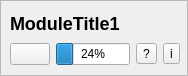
The window that src/Interface/Application/Module.ui (SCIInstitute/SCIRun) describes before a commit, drawn with Qt 5.
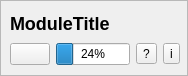
The same window after the commit. Icons and pictures are not drawn.

Commit message: Add ModuleProxyWidget to allow moving.  Group selection highlighting handled through signal/slot.

```diff
--- a/src/Interface/Application/Module.ui
+++ b/src/Interface/Application/Module.ui
@@ -19,6 +19,9 @@
   <property name="windowTitle">
    <string>Frame</string>
   </property>
+  <property name="autoFillBackground">
+   <bool>false</bool>
+  </property>
   <property name="frameShape">
    <enum>QFrame::StyledPanel</enum>
   </property>
@@ -28,6 +31,9 @@
   <property name="lineWidth">
    <number>5</number>
   </property>
+  <property name="midLineWidth">
+   <number>0</number>
+  </property>
   <widget class="QWidget" name="layoutWidget">
    <property name="geometry">
     <rect>
@@ -44,7 +50,7 @@
        <number>-4</number>
       </property>
       <property name="text">
-       <string>&lt;b&gt;&lt;h2&gt;ModuleTitle1&lt;/h2&gt;&lt;/b&gt;</string>
+       <string>&lt;b&gt;&lt;h2&gt;ModuleTitle&lt;/h2&gt;&lt;/b&gt;</string>
       </property>
      </widget>
     </item>
```
Left out of the diff: 10 changed lines with no effect on the pictures. The commit also changes 7 other files.
